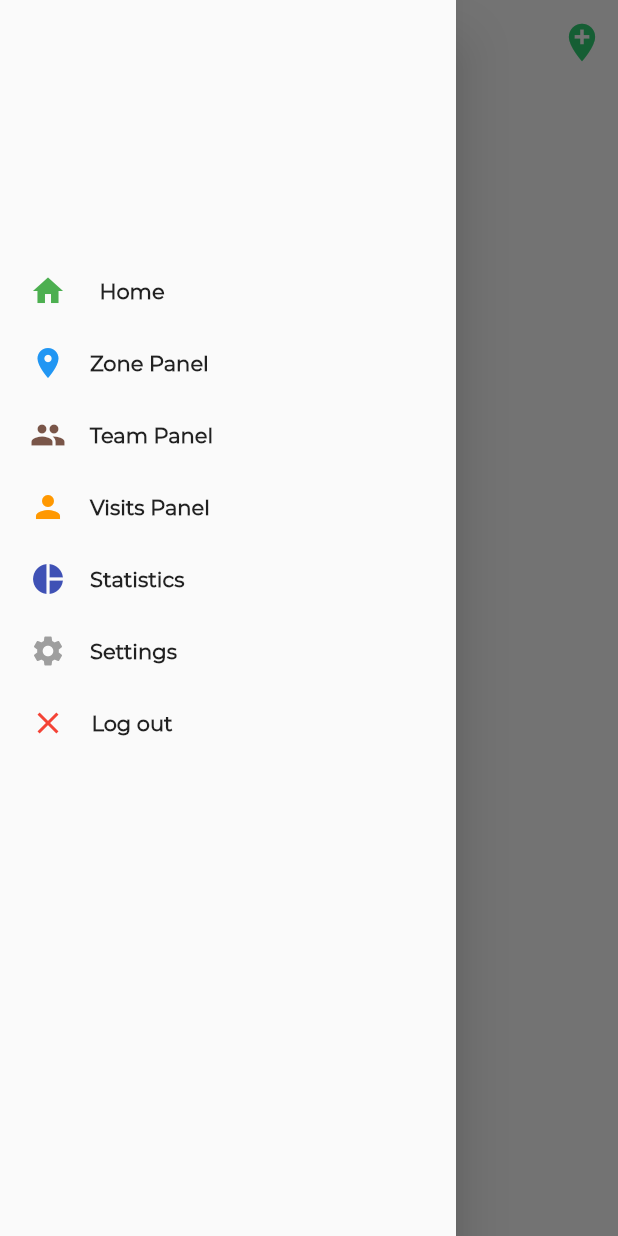
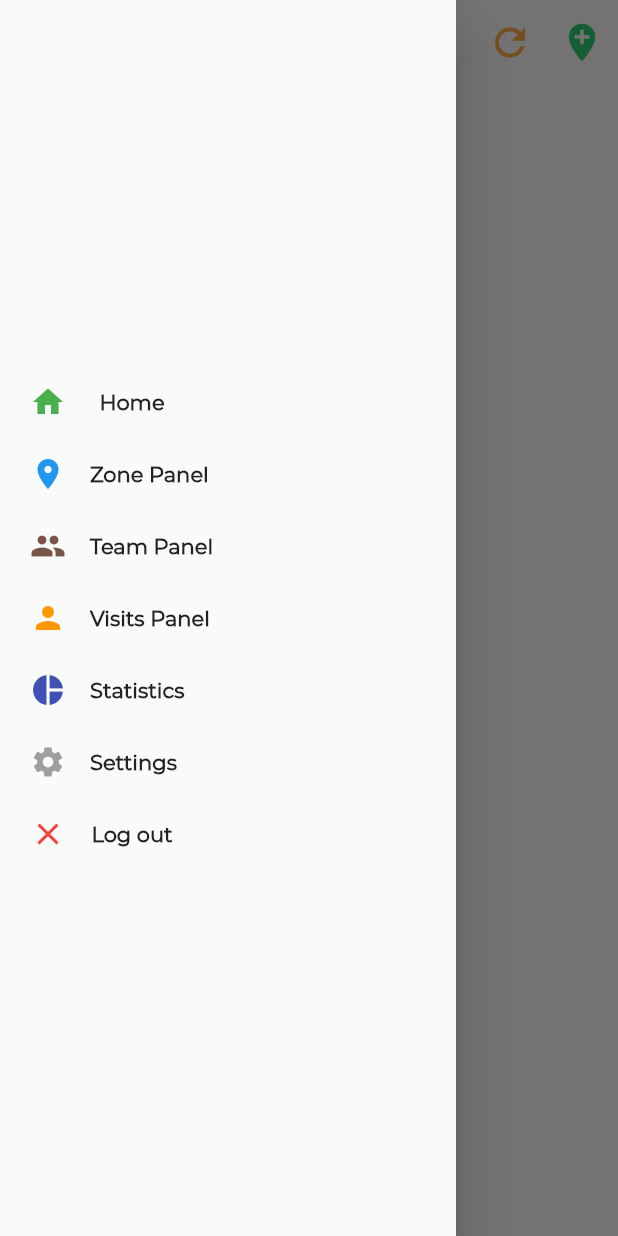
Before and after one commit to fletcher0702/address_manager_mobile_app, a Flutter app: the ZonePanelScreen screen opened by its route, with the side drawer open, on a phone screen of 412 x 824 dp. Run offline on Flutter 3.47's test engine with Material 2 defaults, Android fonts, the phone set to English and light mode, and no system bars; our stand-ins replace datetime_picker_formfield, dio, flutter_colorpicker, flutter_dotenv, flutter_map, flutter_tags and 3 more; missing offline and left inert: flutter_circular_chart, flutter_google_places, geocoder, google_maps_webservice, mongo_dart; accounts and stored records are empty; project files that could hold a hidden picture were left out.

Commit message:
feat: ✨ design update

```diff
--- a/lib/components/panel_app_bar.dart
+++ b/lib/components/panel_app_bar.dart
@@ -5,29 +5,23 @@ class PanelAppBar extends StatefulWidget {
   String _title;
   IconData _icon;
   Function _actionButton;
+  Function _reloadAction;
 
-  PanelAppBar(this._title, this._icon, this._actionButton);
+  PanelAppBar(this._title, this._icon, this._actionButton,this._reloadAction);
 
   @override
-  PanelAppBarState createState() => PanelAppBarState(_title,_icon,_actionButton);
+  PanelAppBarState createState() => PanelAppBarState();
 
 }
 
 class PanelAppBarState extends State<PanelAppBar> {
-
-  String _title;
-  IconData _icon;
-  Function _actionButton;
-
-
-  PanelAppBarState(this._title, this._icon, this._actionButton);
 
   @override
   Widget build(BuildContext context) {
 
     return AppBar(
       title: Text(
-        _title,
+        widget._title,
         style: TextStyle(
             fontWeight: FontWeight.bold,
             fontSize: 25,
@@ -39,7 +33,8 @@ class PanelAppBarState extends State<PanelAppBar> {
       backgroundColor: Colors.transparent,
       iconTheme: IconThemeData(color: Colors.grey),
       actions: <Widget>[
-        IconButton(icon: Icon(_icon, color: Color.fromRGBO(46, 204, 113, 1),size: 30,), onPressed: _actionButton)
+        IconButton(icon: Icon(Icons.refresh, color: Colors.orangeAccent,size: 30,), onPressed: widget._reloadAction),
+        IconButton(icon: Icon(widget._icon, color: Color.fromRGBO(46, 204, 113, 1),size: 30,), onPressed: widget._actionButton)
       ],
 
     );
--- a/lib/components/panel_app_bar_with_tabs.dart
+++ b/lib/components/panel_app_bar_with_tabs.dart
@@ -5,9 +5,10 @@ class PanelAppBarWithTabs extends StatefulWidget {
   String _title;
   IconData _icon;
   Function _actionButton;
+  Function _refreshAction;
   List<Widget> _tabs;
 
-  PanelAppBarWithTabs(this._title, this._icon, this._actionButton,this._tabs);
+  PanelAppBarWithTabs(this._title, this._icon, this._actionButton,this._tabs,this._refreshAction);
 
   @override
   PanelAppBarWithTabsState createState() => PanelAppBarWithTabsState();
@@ -37,7 +38,8 @@ class PanelAppBarWithTabsState extends State<PanelAppBarWithTabs> {
       backgroundColor: Colors.transparent,
       iconTheme: IconThemeData(color: Colors.grey),
       actions: <Widget>[
-        IconButton(icon: Icon(widget._icon, color: Color.fromRGBO(46, 204, 113, 1),size: 30,), onPressed: widget._actionButton)
+        IconButton(icon: Icon(Icons.refresh, color: Colors.orangeAccent,size: 30,), onPressed: widget._refreshAction),
+        IconButton(icon: Icon(widget._icon, color: Color.fromRGBO(46, 204, 113, 1),size: 30,), onPressed: widget._actionButton),
       ],
 
     );
--- a/lib/components/side_menu.dart
+++ b/lib/components/side_menu.dart
@@ -7,15 +7,12 @@ class SideMenu extends StatelessWidget {
   @override
   Widget build(BuildContext context) {
     return Drawer(
-      child: Container(
-        height: 200,
-        child: Padding(
-          padding: const EdgeInsets.all(20.0),
+      child: Padding(
+        padding: const EdgeInsets.all(20.0),
+        child: Center(
           child: Column(
+            mainAxisAlignment: MainAxisAlignment.center,
             children: <Widget>[
-              SizedBox(
-                height: 150,
-              ),
               Row(
                 children: <Widget>[
                   Icon(Icons.home, color: Colors.green),
--- a/lib/screens/statistics_panel.dart
+++ b/lib/screens/statistics_panel.dart
@@ -27,6 +27,9 @@ class _StatisticsScreenState extends State<StatisticsScreen> {
   @override
   void initState() {
     super.initState();
+    loadTeams();
+  }
+  loadTeams(){
     teamController.findAll().then((res) {
       setState(() {
         teams = res;
@@ -188,6 +191,9 @@ class _StatisticsScreenState extends State<StatisticsScreen> {
           elevation: 0,
           backgroundColor: Colors.transparent,
           iconTheme: IconThemeData(color: Colors.grey),
+          actions: <Widget>[
+            IconButton(icon: Icon(Icons.refresh,color: Colors.orangeAccent,), onPressed: loadTeams)
+          ],
         ),
         body: Column(
             mainAxisAlignment: MainAxisAlignment.center,
--- a/lib/screens/team_status_screen.dart
+++ b/lib/screens/team_status_screen.dart
@@ -239,7 +239,7 @@ class _TeamStatusScreenState extends State<TeamStatusScreen> {
           Padding(
             padding: EdgeInsets.all(20.0),
             child: Column(
-              children: selectedTeamStatus.length==0?[Center(child: Text('Empty... Please create status...',style: TextStyle(
+              children: selectedTeamStatus.length==0?[Center(child: Text('Empty... Please create status or select team...',style: TextStyle(
                 fontWeight: FontWeight.bold,
                 fontSize: 18
               ),),)]:selectedTeamStatus,
--- a/lib/screens/visit_panel.dart
+++ b/lib/screens/visit_panel.dart
@@ -50,6 +50,10 @@ class VisitPanelScreenState extends State<VisitPanelScreen> {
   @override
   void initState() {
     super.initState();
+    loadTeams();
+  }
+
+  loadTeams(){
     teamController.findAll().then((res) {
 
       setState(() {
@@ -71,7 +75,7 @@ class VisitPanelScreenState extends State<VisitPanelScreen> {
     return Scaffold(
       drawer: SideMenu(),
       appBar: PreferredSize(
-        child: PanelAppBar('Visits Panel', Icons.person_add, addVisit),
+        child: PanelAppBar('Visits Panel', Icons.person_add, addVisit,loadTeams),
         preferredSize: Size(double.infinity, 50.0),
       ),
       body: SingleChildScrollView(
--- a/lib/screens/zone_panel_screen.dart
+++ b/lib/screens/zone_panel_screen.dart
@@ -45,15 +45,7 @@ class ZonePanelScreenState extends State<ZonePanelScreen> {
   void initState() {
     super.initState();
 
-    teamController.findAll().then((data) {
-
-      setState(() {
-        teamsData = data;
-        teams = teamHelper.buildDropDownSelection(teamsData);
-        teamToggle = true;
-      });
-
-    });
+    loadTeamsData();
 
   }
 
@@ -64,6 +56,17 @@ class ZonePanelScreenState extends State<ZonePanelScreen> {
     super.dispose();
   }
 
+  loadTeamsData(){
+    teamController.findAll().then((data) {
+
+      setState(() {
+        teamsData = data;
+        teams = teamHelper.buildDropDownSelection(teamsData);
+        teamToggle = true;
+      });
+
+    });
+  }
   void loadTeams() async {
     if (!teamToggle) {
       List<DropdownMenuItem> tmpList = [];
@@ -287,7 +290,7 @@ class ZonePanelScreenState extends State<ZonePanelScreen> {
     return Scaffold(
       drawer: SideMenu(),
       appBar: PreferredSize(
-        child: PanelAppBar('Zone Panel', Icons.add_location, addZone),
+        child: PanelAppBar('Zone Panel', Icons.add_location, addZone,loadTeamsData),
         preferredSize: Size(double.infinity, 100.0),
       ),
       body: teamToggle ? Column(
```
Also changed, not shown: lib/screens/home_screen.dart (+10 -66 lines), lib/screens/team_panel.dart (+6 -2 lines), pubspec.lock.
